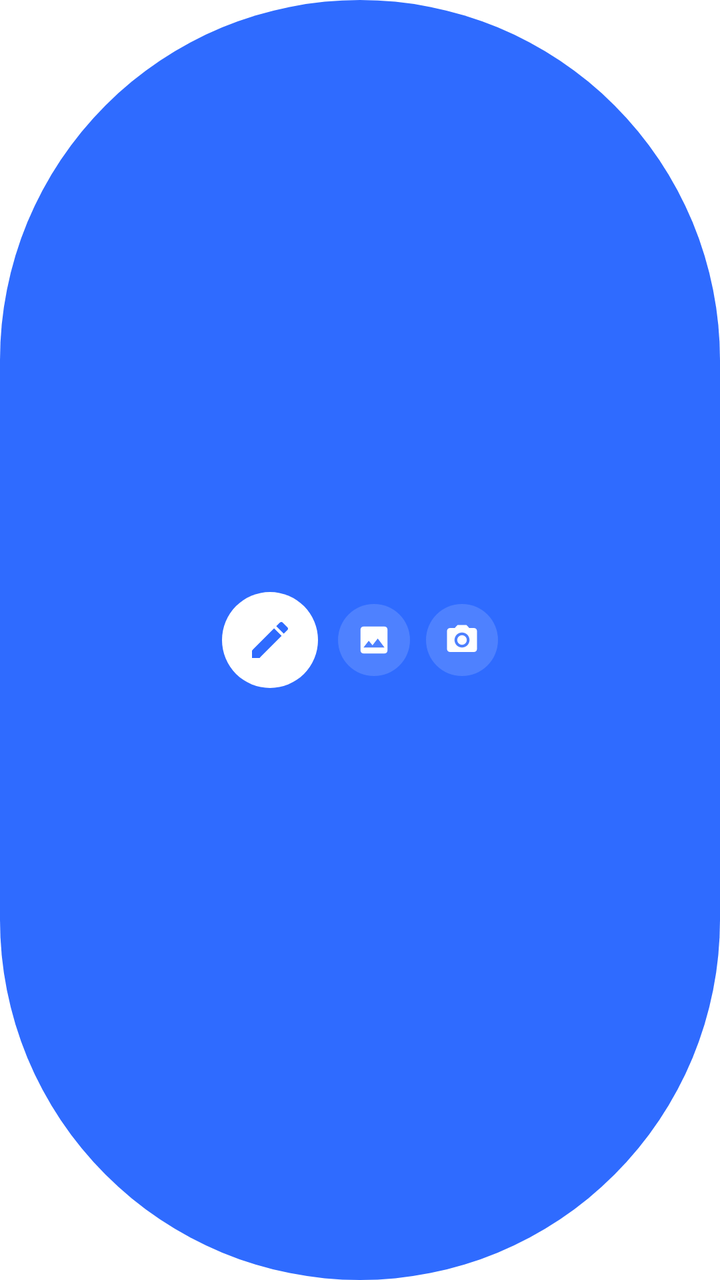
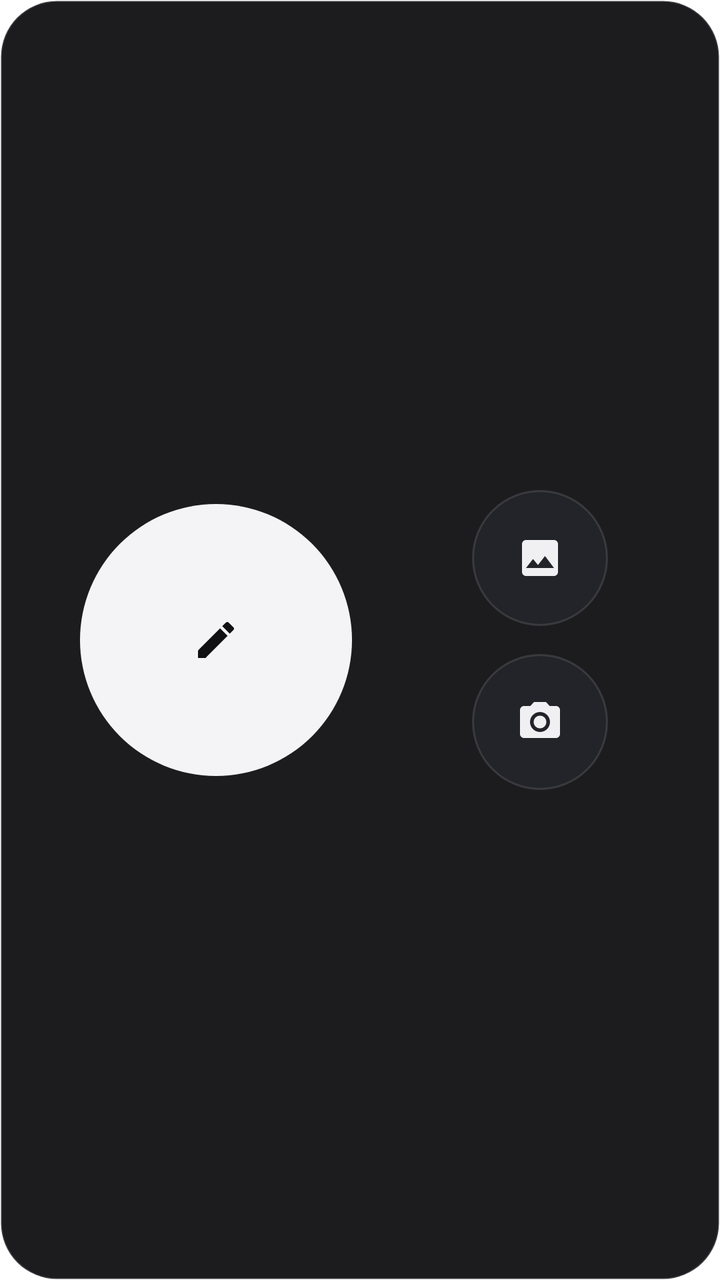

An Android layout rendered at two revisions. The XML below is the earlier revision; the diff shows what the commit changed to produce the second picture.
<!-- AndroidManifest.xml: fallback theme Theme.MaterialComponents.DayNight.NoActionBar -->
<!-- res/layout/widget_quick_record_wide.xml -->
<?xml version="1.0" encoding="utf-8"?>
<LinearLayout xmlns:android="http://schemas.android.com/apk/res/android"
    android:id="@+id/widget_quick_record_root"
    android:layout_width="match_parent"
    android:layout_height="match_parent"
    android:background="@drawable/bg_widget_qr_pill"
    android:contentDescription="@string/widget_quick_record_action"
    android:gravity="center"
    android:orientation="horizontal"
    android:paddingStart="12dp"
    android:paddingEnd="12dp">

    <ImageButton
        android:id="@+id/qr_wide_primary"
        android:layout_width="48dp"
        android:layout_height="48dp"
        android:background="@drawable/bg_widget_qr_solid_circle"
        android:contentDescription="@string/widget_quick_record_action"
        android:padding="12dp"
        android:scaleType="centerInside"
        android:src="@drawable/ic_widget_pen_accent" />

    <TextView
        android:id="@+id/qr_wide_hint"
        android:layout_width="wrap_content"
        android:layout_height="wrap_content"
        android:layout_marginStart="10dp"
        android:layout_marginEnd="10dp"
        android:ellipsize="end"
        android:maxLines="1"
        android:text="记一下"
        android:textColor="@color/widget_qr_on_accent"
        android:textSize="13sp"
        android:visibility="gone" />

    <ImageButton
        android:id="@+id/qr_wide_photo"
        android:layout_width="36dp"
        android:layout_height="36dp"
        android:layout_marginStart="10dp"
        android:background="@drawable/bg_widget_qr_scrim"
        android:contentDescription="选择相册图片"
        android:padding="9dp"
        android:scaleType="centerInside"
        android:src="@drawable/ic_widget_gallery_white" />

    <ImageButton
        android:id="@+id/qr_wide_camera"
        android:layout_width="36dp"
        android:layout_height="36dp"
        android:layout_marginStart="8dp"
        android:background="@drawable/bg_widget_qr_scrim"
        android:contentDescription="启动相机拍照"
        android:padding="9dp"
        android:scaleType="centerInside"
        android:src="@drawable/ic_widget_camera_white" />
</LinearLayout>
<!-- resources referenced by this layout -->
<resources>
  <color name="widget_qr_on_accent">#FFFFFFFF</color>
  <!-- drawable bg_widget_qr_pill (drawable) -->
  <?xml version="1.0" encoding="utf-8"?>
  <shape xmlns:android="http://schemas.android.com/apk/res/android">
      <solid android:color="@color/widget_qr_accent" />
      <corners android:radius="999dp" />
  </shape>
  <!-- drawable bg_widget_qr_scrim (drawable) -->
  <?xml version="1.0" encoding="utf-8"?>
  <shape xmlns:android="http://schemas.android.com/apk/res/android"
      android:shape="oval">
      <solid android:color="@color/widget_qr_scrim" />
  </shape>
  <!-- drawable bg_widget_qr_solid_circle (drawable) -->
  <?xml version="1.0" encoding="utf-8"?>
  <shape xmlns:android="http://schemas.android.com/apk/res/android"
      android:shape="oval">
      <solid android:color="@color/widget_qr_on_accent" />
  </shape>
  <!-- drawable ic_widget_camera_white (drawable) -->
  <?xml version="1.0" encoding="utf-8"?>
  <vector xmlns:android="http://schemas.android.com/apk/res/android"
      android:width="24dp"
      android:height="24dp"
      android:viewportWidth="24"
      android:viewportHeight="24">
      <path
          android:fillColor="@color/widget_qr_on_accent"
          android:pathData="M12,12m-3.2,0a3.2,3.2 0,1 1,6.4 0a3.2,3.2 0,1 1,-6.4 0 M9,2L7.17,4H4c-1.1,0 -2,0.9 -2,2v12c0,1.1 0.9,2 2,2h16c1.1,0 2,-0.9 2,-2V6c0,-1.1 -0.9,-2 -2,-2h-3.17L15,2H9zM12,17c-2.76,0 -5,-2.24 -5,-5s2.24,-5 5,-5 5,2.24 5,5 -2.24,5 -5,5z" />
  </vector>
  <!-- drawable ic_widget_gallery_white (drawable) -->
  <?xml version="1.0" encoding="utf-8"?>
  <vector xmlns:android="http://schemas.android.com/apk/res/android"
      android:width="24dp"
      android:height="24dp"
      android:viewportWidth="24"
      android:viewportHeight="24">
      <path
          android:fillColor="@color/widget_qr_on_accent"
          android:pathData="M19,3H5c-1.1,0 -2,0.9 -2,2v14c0,1.1 0.9,2 2,2h14c1.1,0 2,-0.9 2,-2V5c0,-1.1 -0.9,-2 -2,-2zM8.5,12.5l2.5,3.01L14.5,11l4.5,6H5l3.5,-4.5z" />
  </vector>
  <!-- drawable ic_widget_pen_accent (drawable) -->
  <?xml version="1.0" encoding="utf-8"?>
  <vector xmlns:android="http://schemas.android.com/apk/res/android"
      android:width="24dp"
      android:height="24dp"
      android:viewportWidth="24"
      android:viewportHeight="24">
      <path
          android:fillColor="@color/widget_qr_accent"
          android:pathData="M3,17.25V21h3.75L17.81,9.94l-3.75,-3.75L3,17.25zM20.71,7.04c0.39,-0.39 0.39,-1.02 0,-1.41l-2.34,-2.34c-0.39,-0.39 -1.02,-0.39 -1.41,0l-1.83,1.83 3.75,3.75 1.83,-1.83z" />
  </vector>
  <string name="widget_quick_record_action">快速记录，点击打开输入框</string>
  <color name="widget_qr_accent">#2F6BFF</color>
  <color name="widget_qr_scrim">#26FFFFFF</color>
</resources>

<!-- the commit's change to res/layout/widget_quick_record_wide.xml (unified diff, before → after) -->
@@ -3,55 +3,77 @@
     android:id="@+id/widget_quick_record_root"
     android:layout_width="match_parent"
     android:layout_height="match_parent"
-    android:background="@drawable/bg_widget_qr_pill"
+    android:background="@drawable/bg_widget_qr_card"
     android:contentDescription="@string/widget_quick_record_action"
-    android:gravity="center"
+    android:gravity="center_vertical"
     android:orientation="horizontal"
-    android:paddingStart="12dp"
-    android:paddingEnd="12dp">
+    android:paddingStart="18dp"
+    android:paddingTop="14dp"
+    android:paddingEnd="18dp"
+    android:paddingBottom="14dp">
 
-    <ImageButton
-        android:id="@+id/qr_wide_primary"
-        android:layout_width="48dp"
-        android:layout_height="48dp"
-        android:background="@drawable/bg_widget_qr_solid_circle"
-        android:contentDescription="@string/widget_quick_record_action"
-        android:padding="12dp"
-        android:scaleType="centerInside"
-        android:src="@drawable/ic_widget_pen_accent" />
+    <LinearLayout
+        android:layout_width="0dp"
+        android:layout_height="match_parent"
+        android:layout_weight="1.25"
+        android:gravity="center"
+        android:orientation="vertical">
 
-    <TextView
-        android:id="@+id/qr_wide_hint"
-        android:layout_width="wrap_content"
-        android:layout_height="wrap_content"
-        android:layout_marginStart="10dp"
-        android:layout_marginEnd="10dp"
-        android:ellipsize="end"
-        android:maxLines="1"
-        android:text="记一下"
-        android:textColor="@color/widget_qr_on_accent"
-        android:textSize="13sp"
-        android:visibility="gone" />
+        <FrameLayout
+            android:id="@+id/qr_wide_primary"
+            android:layout_width="136dp"
+            android:layout_height="136dp"
+            android:background="@drawable/bg_widget_qr_solid_circle"
+            android:contentDescription="@string/widget_quick_record_action">
 
-    <ImageButton
-        android:id="@+id/qr_wide_photo"
-        android:layout_width="36dp"
-        android:layout_height="36dp"
-        android:layout_marginStart="10dp"
-        android:background="@drawable/bg_widget_qr_scrim"
-        android:contentDescription="选择相册图片"
-        android:padding="9dp"
-        android:scaleType="centerInside"
-        android:src="@drawable/ic_widget_gallery_white" />
+            <ImageView
+                android:layout_width="46dp"
+                android:layout_height="46dp"
+                android:layout_gravity="center"
+                android:importantForAccessibility="no"
+                android:scaleType="centerInside"
+                android:src="@drawable/ic_widget_pen_accent" />
+        </FrameLayout>
+    </LinearLayout>
 
-    <ImageButton
-        android:id="@+id/qr_wide_camera"
-        android:layout_width="36dp"
-        android:layout_height="36dp"
-        android:layout_marginStart="8dp"
-        android:background="@drawable/bg_widget_qr_scrim"
-        android:contentDescription="启动相机拍照"
-        android:padding="9dp"
-        android:scaleType="centerInside"
-        android:src="@drawable/ic_widget_camera_white" />
+    <LinearLayout
+        android:layout_width="0dp"
+        android:layout_height="match_parent"
+        android:layout_weight="1"
+        android:gravity="center"
+        android:orientation="vertical">
+
+        <FrameLayout
+            android:id="@+id/qr_wide_photo"
+            android:layout_width="68dp"
+            android:layout_height="68dp"
+            android:background="@drawable/bg_widget_qr_secondary_circle"
+            android:contentDescription="选择相册图片">
+
+            <ImageView
+                android:layout_width="26dp"
+                android:layout_height="26dp"
+                android:layout_gravity="center"
+                android:importantForAccessibility="no"
+                android:scaleType="centerInside"
+                android:src="@drawable/ic_widget_gallery_white" />
+        </FrameLayout>
+
+        <FrameLayout
+            android:id="@+id/qr_wide_camera"
+            android:layout_width="68dp"
+            android:layout_height="68dp"
+            android:layout_marginTop="14dp"
+            android:background="@drawable/bg_widget_qr_secondary_circle"
+            android:contentDescription="启动相机拍照">
+
+            <ImageView
+                android:layout_width="26dp"
+                android:layout_height="26dp"
+                android:layout_gravity="center"
+                android:importantForAccessibility="no"
+                android:scaleType="centerInside"
+                android:src="@drawable/ic_widget_camera_white" />
+        </FrameLayout>
+    </LinearLayout>
 </LinearLayout>
<!-- resource entries referenced after the edit -->
@@ -1,23 +1,29 @@
 <!-- resources referenced by this layout -->
 <resources>
-  <color name="widget_qr_on_accent">#FFFFFFFF</color>
-  <!-- drawable bg_widget_qr_pill (drawable) -->
+  <!-- drawable bg_widget_qr_card (drawable) -->
   <?xml version="1.0" encoding="utf-8"?>
-  <shape xmlns:android="http://schemas.android.com/apk/res/android">
-      <solid android:color="@color/widget_qr_accent" />
-      <corners android:radius="999dp" />
+  <shape xmlns:android="http://schemas.android.com/apk/res/android"
+      android:shape="rectangle">
+      <solid android:color="@color/widget_qr_surface" />
+      <corners android:radius="28dp" />
+      <stroke
+          android:width="1dp"
+          android:color="@color/widget_qr_border" />
   </shape>
-  <!-- drawable bg_widget_qr_scrim (drawable) -->
+  <!-- drawable bg_widget_qr_secondary_circle (drawable) -->
   <?xml version="1.0" encoding="utf-8"?>
   <shape xmlns:android="http://schemas.android.com/apk/res/android"
       android:shape="oval">
-      <solid android:color="@color/widget_qr_scrim" />
+      <solid android:color="@color/widget_qr_tile_bg" />
+      <stroke
+          android:width="1dp"
+          android:color="@color/widget_qr_tile_border" />
   </shape>
   <!-- drawable bg_widget_qr_solid_circle (drawable) -->
   <?xml version="1.0" encoding="utf-8"?>
   <shape xmlns:android="http://schemas.android.com/apk/res/android"
       android:shape="oval">
-      <solid android:color="@color/widget_qr_on_accent" />
+      <solid android:color="@color/widget_qr_on_surface" />
   </shape>
   <!-- drawable ic_widget_camera_white (drawable) -->
   <?xml version="1.0" encoding="utf-8"?>
@@ -27,7 +33,7 @@
       android:viewportWidth="24"
       android:viewportHeight="24">
       <path
-          android:fillColor="@color/widget_qr_on_accent"
+          android:fillColor="@color/widget_qr_icon"
           android:pathData="M12,12m-3.2,0a3.2,3.2 0,1 1,6.4 0a3.2,3.2 0,1 1,-6.4 0 M9,2L7.17,4H4c-1.1,0 -2,0.9 -2,2v12c0,1.1 0.9,2 2,2h16c1.1,0 2,-0.9 2,-2V6c0,-1.1 -0.9,-2 -2,-2h-3.17L15,2H9zM12,17c-2.76,0 -5,-2.24 -5,-5s2.24,-5 5,-5 5,2.24 5,5 -2.24,5 -5,5z" />
   </vector>
   <!-- drawable ic_widget_gallery_white (drawable) -->
@@ -38,7 +44,7 @@
       android:viewportWidth="24"
       android:viewportHeight="24">
       <path
-          android:fillColor="@color/widget_qr_on_accent"
+          android:fillColor="@color/widget_qr_icon"
           android:pathData="M19,3H5c-1.1,0 -2,0.9 -2,2v14c0,1.1 0.9,2 2,2h14c1.1,0 2,-0.9 2,-2V5c0,-1.1 -0.9,-2 -2,-2zM8.5,12.5l2.5,3.01L14.5,11l4.5,6H5l3.5,-4.5z" />
   </vector>
   <!-- drawable ic_widget_pen_accent (drawable) -->
@@ -49,11 +55,16 @@
       android:viewportWidth="24"
       android:viewportHeight="24">
       <path
-          android:fillColor="@color/widget_qr_accent"
+          android:fillColor="@color/widget_qr_on_primary"
           android:pathData="M3,17.25V21h3.75L17.81,9.94l-3.75,-3.75L3,17.25zM20.71,7.04c0.39,-0.39 0.39,-1.02 0,-1.41l-2.34,-2.34c-0.39,-0.39 -1.02,-0.39 -1.41,0l-1.83,1.83 3.75,3.75 1.83,-1.83z" />
   </vector>
   <string name="widget_quick_record_action">快速记录，点击打开输入框</string>
-  <color name="widget_qr_accent">#2F6BFF</color>
-  <color name="widget_qr_scrim">#26FFFFFF</color>
+  <color name="widget_qr_surface">#F2101013</color>
+  <color name="widget_qr_border">#26FFFFFF</color>
+  <color name="widget_qr_tile_bg">#EB23252B</color>
+  <color name="widget_qr_tile_border">#1EFFFFFF</color>
+  <color name="widget_qr_on_surface">#F4F4F6</color>
+  <color name="widget_qr_icon">#F0F0F3</color>
+  <color name="widget_qr_on_primary">#111114</color>
 </resources>
 
